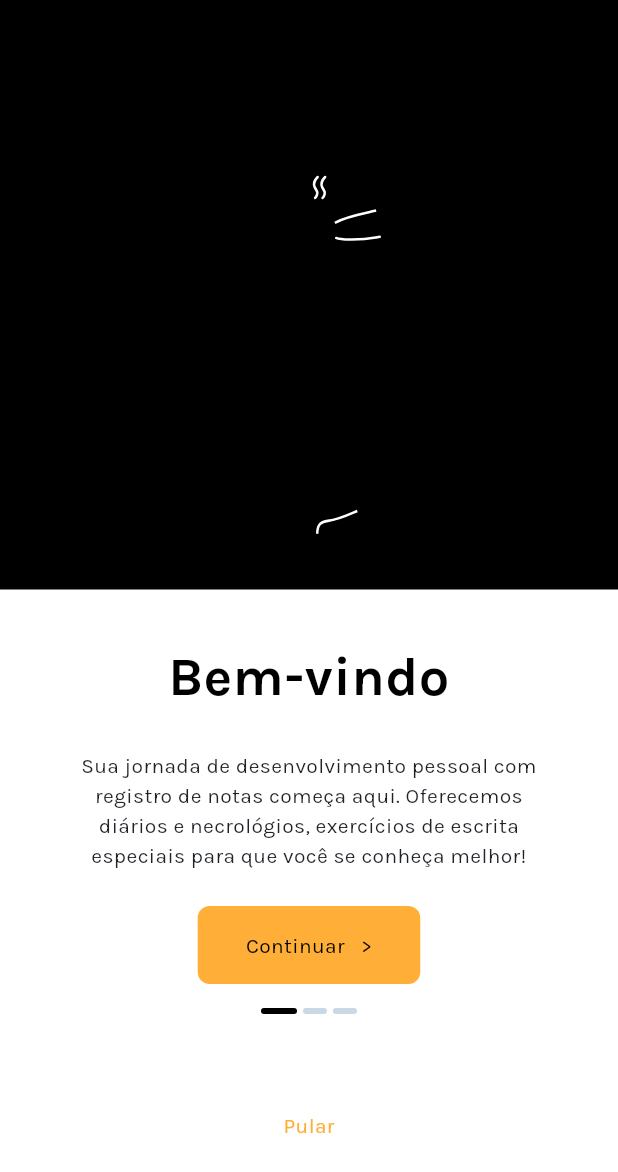
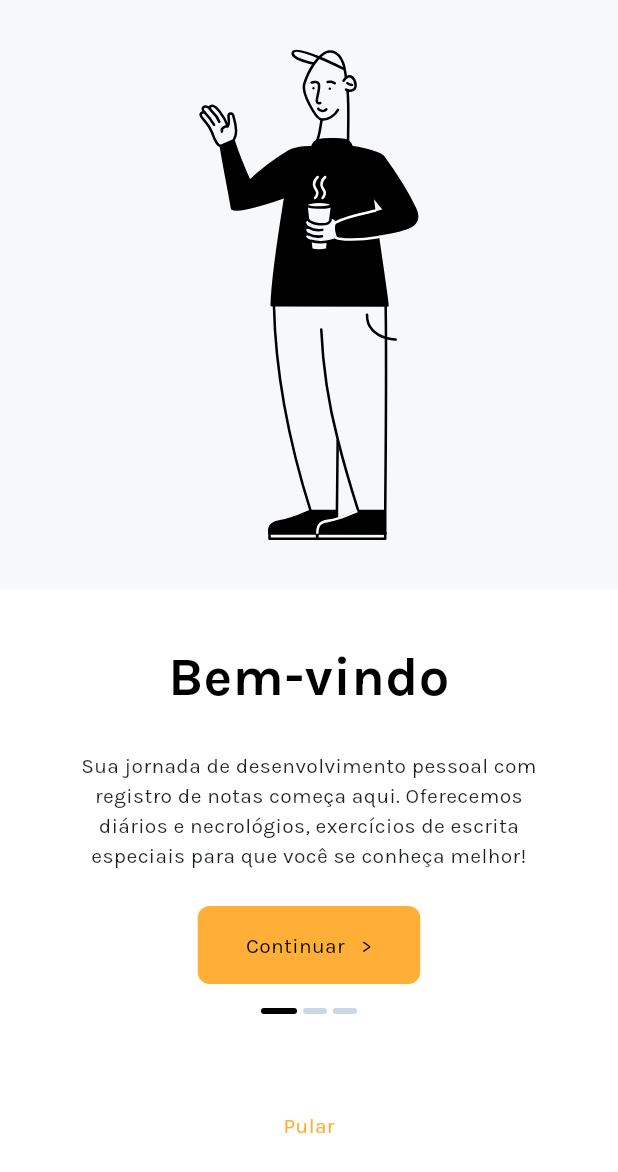
Before and after one commit to kelvinwieth/necrologium, a Flutter app: the screen it shows after launch, on a phone screen of 412 x 824 dp. Shown: the top 1172 px of the screen. Run offline on Flutter 3.47's test engine with Material 3 defaults, Android fonts, the phone set to English and light mode, and no system bars; our stand-ins replace dartx, equatable, flutter_bloc, flutter_svg, flutter_switch, font_awesome_flutter and 2 more; missing offline and left inert: dart_date.

Commit message:
fix(onboard): bg color when theme is dark

```diff
--- a/lib/onboard/ui/widgets/svg_illustration.dart
+++ b/lib/onboard/ui/widgets/svg_illustration.dart
@@ -1,6 +1,7 @@
 import 'package:flutter/material.dart';
 import 'package:flutter_svg/svg.dart';
 import 'package:necrologium/shared/ui/extensions/context_colors_helper.dart';
+import 'package:necrologium/shared/ui/styles/ne_themes.dart';
 
 class SvgIllustration extends StatelessWidget {
   final String path;
@@ -21,7 +22,9 @@ class SvgIllustration extends StatelessWidget {
     return Container(
       width: double.maxFinite,
       height: double.maxFinite,
-      color: context.colors.onBackground,
+      color: NeThemes.isDark
+          ? context.colors.onBackground
+          : context.colors.primaryContainer,
       child: SvgPicture.asset(path),
     );
   }
```
